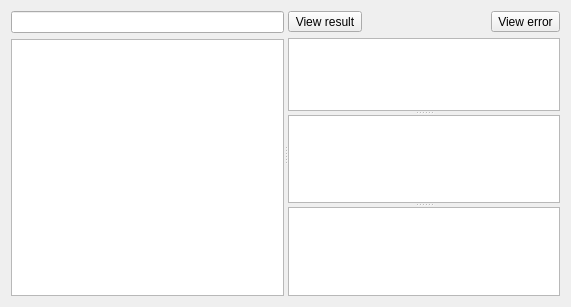
Old version of the form plugins/padtoolsplugin/padwriter.ui in the repository FreeHealth/freehealth.
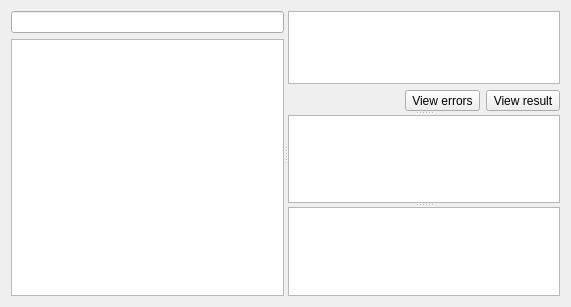
New version of the form. Custom widgets are drawn as their Qt base class.

```diff
--- a/plugins/padtoolsplugin/padwriter.ui
+++ b/plugins/padtoolsplugin/padwriter.ui
@@ -61,14 +61,21 @@
        </property>
        <widget class="QWidget" name="layoutWidget_2">
         <layout class="QGridLayout" name="gridLayout">
-         <item row="0" column="0">
-          <widget class="QToolButton" name="viewResult">
+         <item row="1" column="0" colspan="4">
+          <widget class="PadTools::DragDropTextEdit" name="rawSource">
+           <property name="toolTip">
+            <string>Raw source</string>
+           </property>
+          </widget>
+         </item>
+         <item row="2" column="2">
+          <widget class="QToolButton" name="viewError">
            <property name="text">
-            <string>View result</string>
+            <string>View errors</string>
            </property>
           </widget>
          </item>
-         <item row="0" column="1">
+         <item row="2" column="1">
           <spacer name="horizontalSpacer">
            <property name="orientation">
             <enum>Qt::Horizontal</enum>
@@ -81,19 +88,20 @@
            </property>
           </spacer>
          </item>
-         <item row="0" column="2">
-          <widget class="QToolButton" name="viewError">
+         <item row="2" column="3">
+          <widget class="QToolButton" name="viewResult">
            <property name="text">
-            <string>View error</string>
+            <string>View result</string>
            </property>
           </widget>
          </item>
-         <item row="1" column="0" colspan="3">
-          <widget class="QTextEdit" name="wysiwyg"/>
-         </item>
         </layout>
        </widget>
-       <widget class="PadTools::DragDropTextEdit" name="rawSource"/>
+       <widget class="QTextEdit" name="wysiwyg">
+        <property name="toolTip">
+         <string>Resulting interpretation of tokens</string>
+        </property>
+       </widget>
       </widget>
       <widget class="QListWidget" name="listWidgetErrors"/>
      </widget>
```
Left out of the diff: 6 changed lines with no effect on the pictures.
